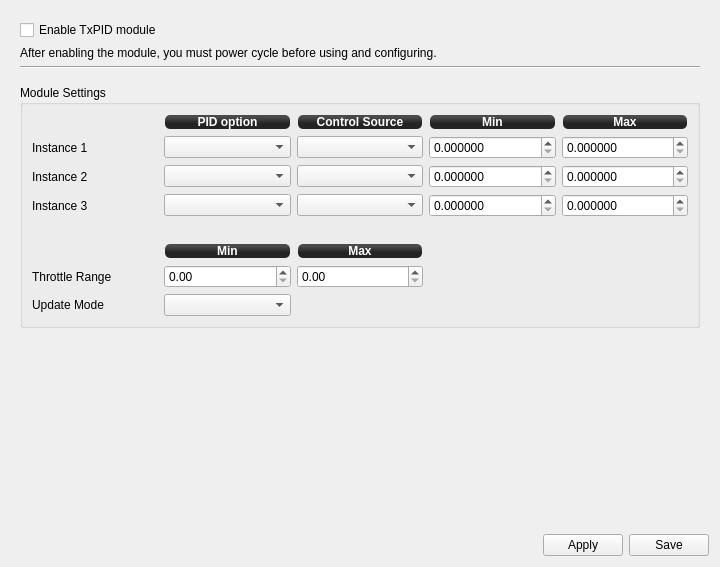
Qt form ground/openpilotgcs/src/plugins/config/txpid.ui (openpilot/OpenPilot) before a commit.
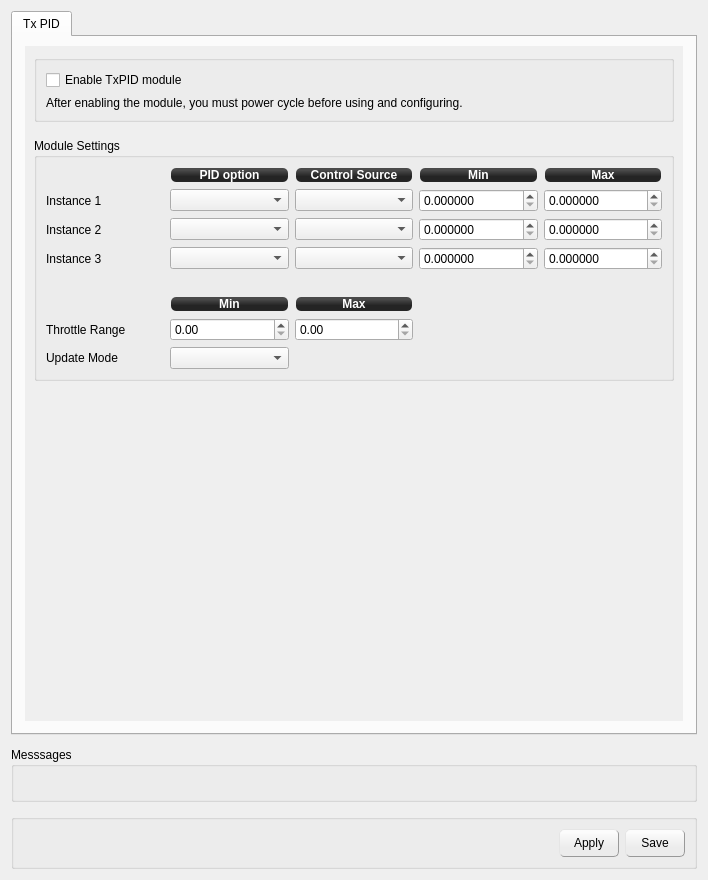
The same form after that commit.

Commit message: UI changes to the GCS interface pages

What changed in the file:
```diff
--- a/ground/openpilotgcs/src/plugins/config/txpid.ui
+++ b/ground/openpilotgcs/src/plugins/config/txpid.ui
@@ -6,14 +6,36 @@
    <rect>
     <x>0</x>
     <y>0</y>
-    <width>720</width>
-    <height>567</height>
+    <width>708</width>
+    <height>880</height>
    </rect>
   </property>
   <property name="windowTitle">
    <string>Form</string>
   </property>
   <layout class="QVBoxLayout" name="verticalLayout_3">
+   <property name="spacing">
+    <number>12</number>
+   </property>
+   <item>
+    <widget class="QTabWidget" name="tabWidget">
+     <property name="currentIndex">
+      <number>0</number>
+     </property>
+     <widget class="QWidget" name="tab">
+      <attribute name="title">
+       <string>Tx PID</string>
+      </attribute>
+      <layout class="QVBoxLayout" name="verticalLayout_4">
+       <property name="leftMargin">
+        <number>12</number>
+       </property>
+       <property name="rightMargin">
+        <number>12</number>
+       </property>
+       <property name="bottomMargin">
+        <number>12</number>
+       </property>
    <item>
     <widget class="QScrollArea" name="scrollArea">
      <property name="frameShape">
@@ -27,12 +49,18 @@
        <rect>
         <x>0</x>
         <y>0</y>
-        <width>696</width>
-        <height>475</height>
+            <width>654</width>
+            <height>671</height>
        </rect>
       </property>
       <layout class="QVBoxLayout" name="verticalLayout_2">
        <item>
+            <widget class="QGroupBox" name="groupBox_2">
+             <property name="title">
+              <string/>
+             </property>
+             <layout class="QVBoxLayout" name="verticalLayout_5">
+              <item>
         <widget class="QCheckBox" name="TxPIDEnable">
          <property name="focusPolicy">
           <enum>Qt::StrongFocus</enum>
@@ -59,11 +87,7 @@
          </property>
         </widget>
        </item>
-       <item>
-        <widget class="Line" name="line">
-         <property name="orientation">
-          <enum>Qt::Horizontal</enum>
-         </property>
+             </layout>
         </widget>
        </item>
        <item>
@@ -531,8 +555,16 @@
      </widget>
     </widget>
    </item>
+      </layout>
+     </widget>
+    </widget>
+   </item>
    <item>
-    <layout class="QVBoxLayout" name="verticalLayout">
+    <widget class="QGroupBox" name="groupBox_3">
+     <property name="title">
+      <string>Messsages</string>
+     </property>
+     <layout class="QHBoxLayout" name="horizontalLayout">
      <item>
       <widget class="QLabel" name="message">
        <property name="text">
@@ -540,6 +572,27 @@
        </property>
       </widget>
      </item>
+     </layout>
+    </widget>
+   </item>
+   <item>
+    <widget class="QGroupBox" name="groupBox">
+     <property name="sizePolicy">
+      <sizepolicy hsizetype="Preferred" vsizetype="Fixed">
+       <horstretch>0</horstretch>
+       <verstretch>0</verstretch>
+      </sizepolicy>
+     </property>
+     <property name="maximumSize">
+      <size>
+       <width>16777215</width>
+       <height>79</height>
+      </size>
+     </property>
+     <property name="title">
+      <string/>
+     </property>
+     <layout class="QVBoxLayout" name="verticalLayout">
      <item>
       <layout class="QHBoxLayout" name="submitButtons">
        <item>
@@ -567,9 +620,36 @@
        </item>
        <item>
         <widget class="QPushButton" name="Apply">
+          <property name="minimumSize">
+           <size>
+            <width>60</width>
+            <height>28</height>
+           </size>
+          </property>
          <property name="toolTip">
           <string>Send settings to the board but do not save to the non-volatile memory</string>
          </property>
+          <property name="styleSheet">
+           <string notr="true">QPushButton {
+border: 1px outset #999;
+border-radius: 5;
+background-color: qlineargradient(spread:pad, x1:0.507, y1:0.869318, x2:0.507, y2:0.0965909, stop:0.28 rgba(236, 236, 236, 255), stop:1 rgba(252, 252, 252, 255));
+}
+
+QPushButton:pressed {
+
+    border-style: inset;
+	background-color: qlineargradient(spread:pad, x1:0.502, y1:0.664864, x2:0.502, y2:0.034, stop:0.358209 rgba(250, 250, 250, 255), stop:0.626866 rgba(235, 235, 235, 255));
+
+}
+
+
+QPushButton:hover  {
+	border: 1px outset #999;	
+border-color: rgb(83, 83, 83);
+border-radius: 4;
+	}</string>
+          </property>
          <property name="text">
           <string>Apply</string>
          </property>
@@ -577,9 +657,36 @@
        </item>
        <item>
         <widget class="QPushButton" name="Save">
+          <property name="minimumSize">
+           <size>
+            <width>60</width>
+            <height>28</height>
+           </size>
+          </property>
          <property name="toolTip">
           <string>Send settings to the board and save to the non-volatile memory</string>
          </property>
+          <property name="styleSheet">
+           <string notr="true">QPushButton {
+border: 1px outset #999;
+border-radius: 5;
+background-color: qlineargradient(spread:pad, x1:0.507, y1:0.869318, x2:0.507, y2:0.0965909, stop:0.28 rgba(236, 236, 236, 255), stop:1 rgba(252, 252, 252, 255));
+}
+
+QPushButton:pressed {
+
+    border-style: inset;
+	background-color: qlineargradient(spread:pad, x1:0.502, y1:0.664864, x2:0.502, y2:0.034, stop:0.358209 rgba(250, 250, 250, 255), stop:0.626866 rgba(235, 235, 235, 255));
+
+}
+
+
+QPushButton:hover  {
+	border: 1px outset #999;	
+border-color: rgb(83, 83, 83);
+border-radius: 4;
+	}</string>
+          </property>
          <property name="text">
           <string>Save</string>
          </property>
@@ -591,6 +698,7 @@
       </layout>
      </item>
     </layout>
+    </widget>
    </item>
   </layout>
  </widget>
```
Left out of the diff: 3 changed lines with no effect on the pictures. Lines whose indentation alone changed are shown as unchanged. The commit also changes 7 other files.
